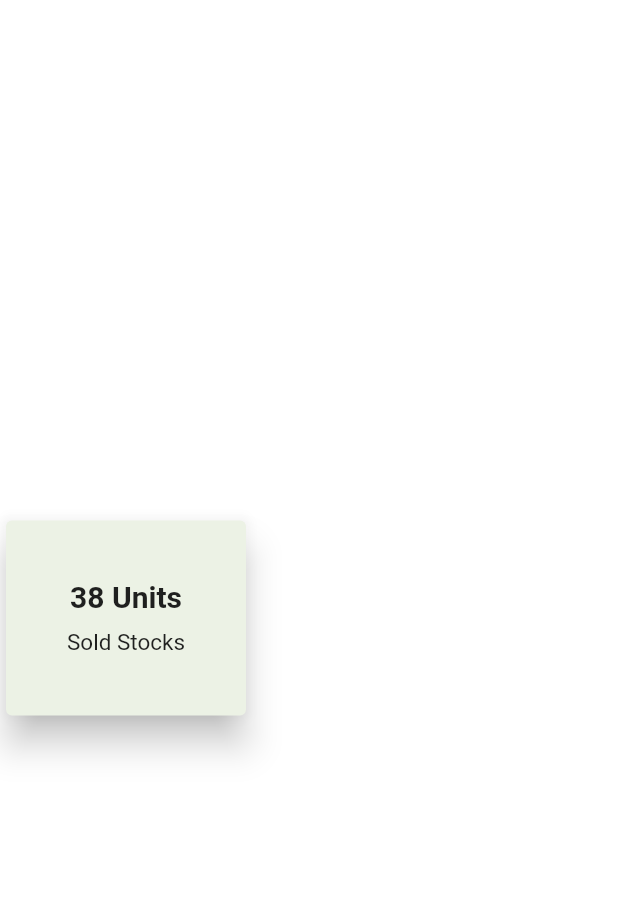
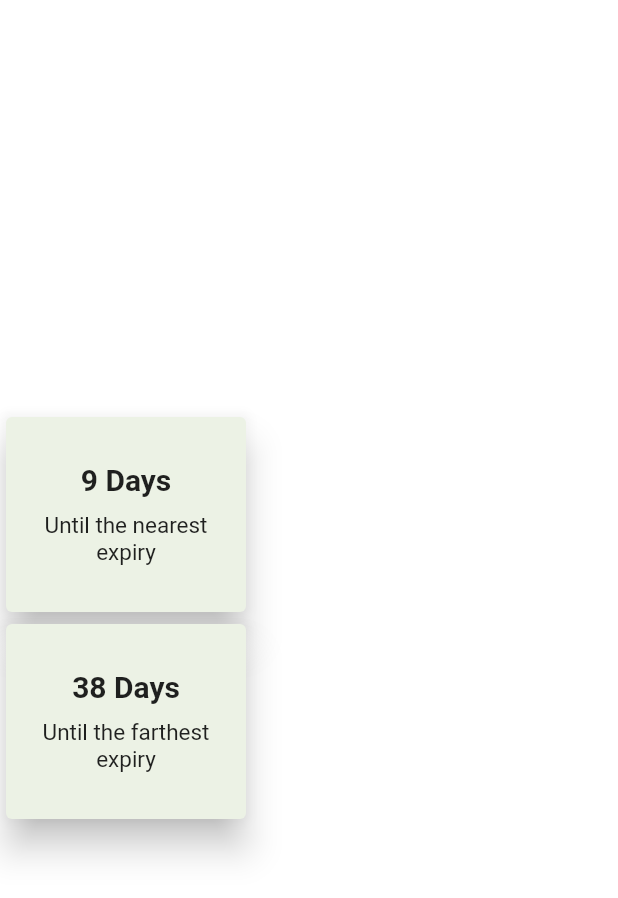
Before and after one commit to dianasupangan/report_samples, a Flutter app: the Cards widget shown alone on an empty page, opened directly, on a phone screen of 412 x 824 dp. Shown: the top 898 px of the screen. Run offline on Flutter 3.47's test engine with Material 2 defaults, Android fonts, the phone set to English and light mode, and no system bars; missing offline and left inert: graphic.

Commit message:
Near Expiry

```diff
--- a/lib/screens/near_expiry/components/cards.dart
+++ b/lib/screens/near_expiry/components/cards.dart
@@ -1,6 +1,5 @@
 import 'package:flutter/material.dart';
 import 'package:report_samples/data/near_expiry.dart';
-import 'package:report_samples/data/slow_moving.dart';
 
 class Cards extends StatefulWidget {
   const Cards({super.key});
@@ -11,6 +10,7 @@ class Cards extends StatefulWidget {
 
 class _CardsState extends State<Cards> {
   int minDaysBeforeExpiration = 0;
+  int maxDaysBeforeExpiration = 0;
   List top3 = [];
   @override
   void initState() {
@@ -36,7 +36,7 @@ class _CardsState extends State<Cards> {
                   mainAxisAlignment: MainAxisAlignment.center,
                   children: [
                     Text(
-                      "$minDaysBeforeExpiration Units",
+                      "$minDaysBeforeExpiration Days",
                       style: TextStyle(
                         fontSize: 20,
                         fontWeight: FontWeight.bold,
@@ -48,8 +48,41 @@ class _CardsState extends State<Cards> {
                   height: 10,
                 ),
                 Text(
-                  "Sold Stocks",
+                  "Until the nearest\nexpiry",
                   style: TextStyle(fontSize: 15),
+                  textAlign: TextAlign.center,
+                ),
+              ],
+            ),
+          ),
+        ),
+        Card(
+          child: Container(
+            height: 130,
+            width: 160,
+            child: Column(
+              mainAxisAlignment: MainAxisAlignment.center,
+              crossAxisAlignment: CrossAxisAlignment.center,
+              children: [
+                Row(
+                  mainAxisAlignment: MainAxisAlignment.center,
+                  children: [
+                    Text(
+                      "$maxDaysBeforeExpiration Days",
+                      style: TextStyle(
+                        fontSize: 20,
+                        fontWeight: FontWeight.bold,
+                      ),
+                    ),
+                  ],
+                ),
+                SizedBox(
+                  height: 10,
+                ),
+                Text(
+                  "Until the farthest\nexpiry",
+                  style: TextStyle(fontSize: 15),
+                  textAlign: TextAlign.center,
                 ),
               ],
             ),
@@ -60,31 +93,18 @@ class _CardsState extends State<Cards> {
   }
 
   void computeCardValues() {
-    int daysBeforeExpiration = 0;
-    List listahan = [];
+    List expirationDayList = [];
+    List sortedExpirationDayList = [];
 
     for (var i = 0; i < nearExpiryData.length; i++) {
-      final daysBeforeExpirationList =
-          nearExpiryData[i]["days_before_expiration"];
-      listahan.add(int.parse(nearExpiryData[i]["days_before_expiration"]));
+      expirationDayList
+          .add(int.parse(nearExpiryData[i]["days_before_expiration"]));
+    }
+    sortedExpirationDayList = expirationDayList..sort();
 
-      if (int.parse(daysBeforeExpirationList) > daysBeforeExpiration) {
-        daysBeforeExpiration = int.parse(daysBeforeExpirationList);
-      }
-    }
-    print(listahan..sort());
-
-    for (var i = 0; i < 2; i++) {
-      final daysBeforeExpirationList =
-          nearExpiryData[i]["days_before_expiration"];
-      listahan.add(int.parse(nearExpiryData[i]["days_before_expiration"]));
-
-      if (int.parse(daysBeforeExpirationList) > daysBeforeExpiration) {
-        daysBeforeExpiration = int.parse(daysBeforeExpirationList);
-      }
-    }
     setState(() {
-      minDaysBeforeExpiration = daysBeforeExpiration;
+      minDaysBeforeExpiration = sortedExpirationDayList.first;
+      maxDaysBeforeExpiration = sortedExpirationDayList.last;
     });
   }
 }
--- a/lib/screens/near_expiry/new_expiry_screen.dart
+++ b/lib/screens/near_expiry/new_expiry_screen.dart
@@ -1,7 +1,7 @@
 import 'package:flutter/material.dart';
 import 'package:report_samples/utils/drawer.dart';
 
-import '../slow_moving/components/table.dart';
+import 'components/table.dart';
 import 'components/cards.dart';
 import 'components/chart.dart';
 
@@ -13,7 +13,7 @@ class NearExpiryScreen extends StatelessWidget {
   Widget build(BuildContext context) {
     return Scaffold(
       appBar: AppBar(
-        title: Text("New Expiry"),
+        title: Text("Near Expiry"),
       ),
       drawer: const Drawer(
         child: MenuDrawer(),
```
Also changed, not shown: lib/screens/near_expiry/components/chart.dart (+15 -16 lines), lib/screens/near_expiry/components/table.dart (+6 -2 lines).
